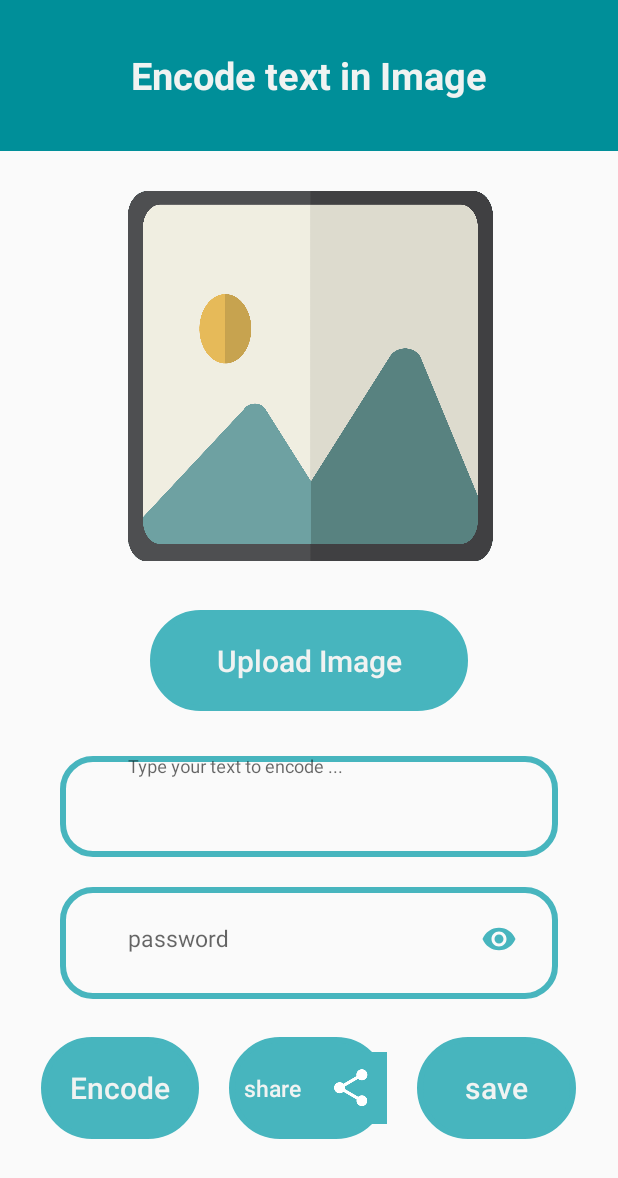
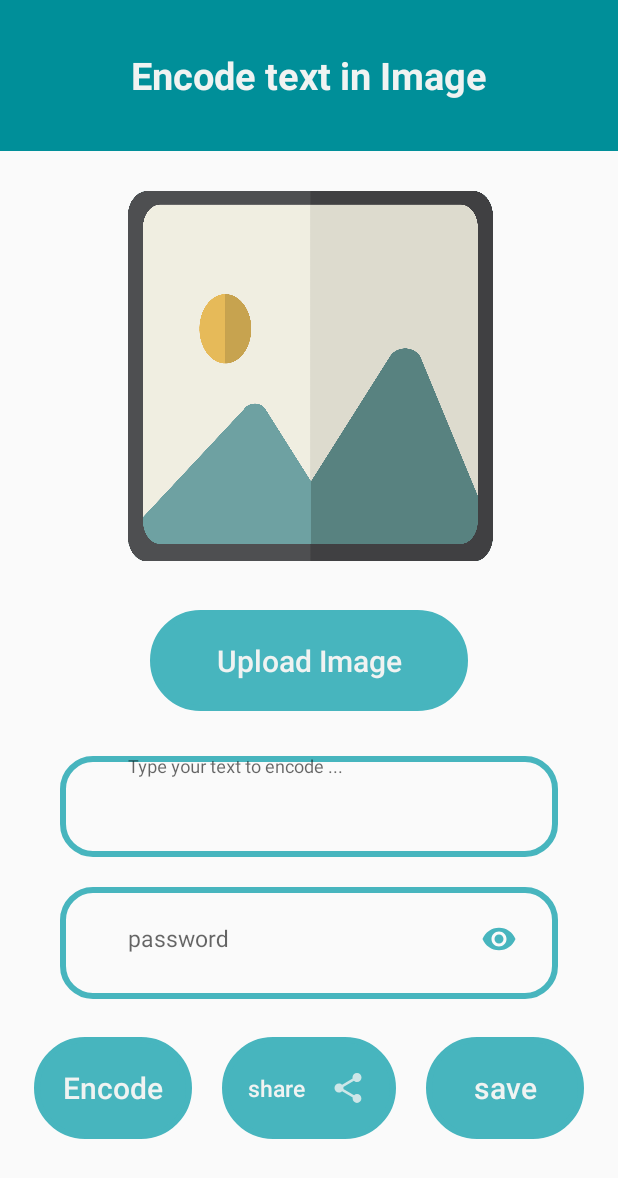
Before and after one commit to doaaessam98/steganography-app, an Android app: the EncodeTextActivity screen opened directly, with no data from a screen before it, on a phone screen of 412 x 824 dp. Shown: the top 1178 px of the screen. Run offline under Robolectric (Android 15) with nearby library versions, the phone set to English and light mode, and no system bars; our stand-ins replace data binding; libraries missing offline, so code that uses them is left out: com.facebook; 1 statement that could not run was skipped.

Commit message:
share button

```diff
--- a/app/src/main/java/com/example/steganography/textInImage/encode/EncodeTextActivity.java
+++ b/app/src/main/java/com/example/steganography/textInImage/encode/EncodeTextActivity.java
@@ -1,7 +1,10 @@
 package com.example.steganography.textInImage.encode;
 
+import android.Manifest;
+import android.app.Activity;
 import android.app.ProgressDialog;
 import android.content.Intent;
+import android.content.pm.PackageManager;
 import android.graphics.Bitmap;
 import android.net.Uri;
 import android.os.Bundle;
@@ -11,6 +14,8 @@
 import android.widget.ImageView;
 import android.widget.Toast;
 
+import androidx.core.app.ActivityCompat;
+import androidx.core.content.ContextCompat;
 import androidx.databinding.DataBindingUtil;
 import androidx.lifecycle.ViewModelProvider;
 
@@ -25,6 +30,8 @@
 import java.io.FileOutputStream;
 import java.io.IOException;
 import java.io.OutputStream;
+import java.util.ArrayList;
+import java.util.List;
 
 public class EncodeTextActivity extends BaseActivity<EncodeViewModel, EncodeTextBinding> implements EncodeActivityNavigator {
     private static final int PICK_IMAGE = 100;
@@ -37,7 +44,7 @@
         super.onCreate(savedInstanceState);
         databinding.setVm(viewModel);
         viewModel.navigator = this;
-        viewModel.checkAndRequestPermissions(this);
+      checkAndRequestPermissions();
 
         databinding.message.setOnFocusChangeListener(new View.OnFocusChangeListener() {
             public void onFocusChange(View v, boolean hasFocus) {
@@ -78,7 +85,6 @@
 
                             encoded_image = result.getEncoded_image();
                             databinding.image.setImageBitmap(encoded_image);
-                            encodedCompleted = true;
                             // databinding.imageNew.setImageBitmap(encoded_image);
                             // whether_encoded.setText("Encoded");
 
@@ -100,7 +106,6 @@
         databinding.saveButton.setOnClickListener(new View.OnClickListener() {
             @Override
             public void onClick(View view) {
-                if (encodedCompleted == true) {
 
                 Thread PerformEncoding = new Thread(new Runnable() {
                     @Override
@@ -108,8 +113,6 @@
                         saveToInternalStorage(encoded_image);
                     }
                 });
-
-
                 save = new ProgressDialog(EncodeTextActivity.this);
                 save.setMessage("Saving, Please Wait...");
                 save.setTitle("Saving Image");
@@ -117,32 +120,46 @@
                 save.setCancelable(false);
                 save.show();
                 PerformEncoding.start();
-                } else {
+            }
+        });
+    }
 
-
+    public void checkAndRequestPermissions() {
+        int permissionWriteStorage = ContextCompat.checkSelfPermission(this,
+                Manifest.permission.WRITE_EXTERNAL_STORAGE);
+        int ReadPermission = ContextCompat.checkSelfPermission(this, Manifest.permission.READ_EXTERNAL_STORAGE);
+        List<String> listPermissionsNeeded = new ArrayList<>();
+        if (ReadPermission != PackageManager.PERMISSION_GRANTED) {
+            listPermissionsNeeded.add(Manifest.permission.READ_EXTERNAL_STORAGE);
+        }
+        if (permissionWriteStorage != PackageManager.PERMISSION_GRANTED) {
+            listPermissionsNeeded.add(Manifest.permission.WRITE_EXTERNAL_STORAGE);
+        }
+        if (!listPermissionsNeeded.isEmpty()) {
+            ActivityCompat.requestPermissions(this, listPermissionsNeeded.toArray(new String[0]), 1);
         }
     }
-        });
 
-    }
-
-
-
-    void saveToInternalStorage(Bitmap bitmapImage) {
+    private void saveToInternalStorage(Bitmap bitmapImage) {
         OutputStream fOut;
         File file = new File(Environment.getExternalStoragePublicDirectory(
-                Environment.DIRECTORY_DOWNLOADS), "steganography" + ".PNG"); // the File to save ,
+                Environment.DIRECTORY_DOWNLOADS), "Encoded" + ".PNG"); // the File to save ,
         try {
             fOut = new FileOutputStream(file);
             bitmapImage.compress(Bitmap.CompressFormat.PNG, 100, fOut); // saving the Bitmap to a file
             fOut.flush(); // Not really required
-            fOut.close(); // do not forget to close the stream
+            fOut.close();
+            save.dismiss();// do not forget to close the stream
+           /* whether_encoded.post(new Runnable() {
+                @Override
+                public void run() {
                     save.dismiss();
+                }
+            });*/
         } catch (FileNotFoundException e) {
             e.printStackTrace();
         } catch (IOException e) {
             e.printStackTrace();
-
         }
     }
     @Override
--- /dev/null
+++ b/app/src/main/res/drawable-anydpi/ic_icon_share.xml
@@ -0,0 +1,11 @@
+<vector xmlns:android="http://schemas.android.com/apk/res/android"
+    android:width="24dp"
+    android:height="24dp"
+    android:viewportWidth="24"
+    android:viewportHeight="24"
+    android:tint="@color/text_color"
+    android:alpha="0.8">
+    <path
+        android:fillColor="#FF000000"
+        android:pathData="M18,16.08c-0.76,0 -1.44,0.3 -1.96,0.77L8.91,12.7c0.05,-0.23 0.09,-0.46 0.09,-0.7s-0.04,-0.47 -0.09,-0.7l7.05,-4.11c0.54,0.5 1.25,0.81 2.04,0.81 1.66,0 3,-1.34 3,-3s-1.34,-3 -3,-3 -3,1.34 -3,3c0,0.24 0.04,0.47 0.09,0.7L8.04,9.81C7.5,9.31 6.79,9 6,9c-1.66,0 -3,1.34 -3,3s1.34,3 3,3c0.79,0 1.5,-0.31 2.04,-0.81l7.12,4.16c-0.05,0.21 -0.08,0.43 -0.08,0.65 0,1.61 1.31,2.92 2.92,2.92 1.61,0 2.92,-1.31 2.92,-2.92s-1.31,-2.92 -2.92,-2.92z"/>
+</vector>
--- a/app/src/main/res/layout/activity_encode_image.xml
+++ b/app/src/main/res/layout/activity_encode_image.xml
@@ -230,9 +230,9 @@
                 android:layout_marginRight="20dp"
                 android:layout_weight="40"
                 android:background="@drawable/upload_image_background"
-                android:drawableRight="@mipmap/share_icon"
+                android:drawableRight="@drawable/ic_icon_share"
                 android:paddingLeft="10dp"
-                android:paddingRight="10dp"
+                android:paddingRight="20dp"
                 android:text="Share"
                 android:textAllCaps="false"
                 android:textColor="@color/text_color"
--- a/app/src/main/res/layout/encode_text.xml
+++ b/app/src/main/res/layout/encode_text.xml
@@ -189,10 +189,11 @@
                     android:layout_width="0dp"
                     android:layout_height="match_parent"
                     android:layout_margin="10dp"
-                    android:layout_weight="30"
+                    android:layout_weight="33"
                     android:background="@drawable/upload_image_background"
-                    android:drawableRight="@mipmap/share_icon"
+                    android:drawableRight="@drawable/ic_icon_share"
                     android:text="share"
+                    android:paddingRight="20dp"
                     android:textColor="@color/text_color"
                     android:textSize="15dp"
               android:textAllCaps="false"
```
Also changed, not shown: app/src/main/java/com/example/steganography/imageInImage/encode/EncodeImageActivity.java (+14 -11 lines), app/src/main/java/com/example/steganography/textInImage/encode/EncodeViewModel.java (+1 -47 lines), app/src/main/res/drawable-hdpi/ic_icon_share.png (added), app/src/main/res/drawable-mdpi/ic_icon_share.png (added), app/src/main/res/drawable-xhdpi/ic_icon_share.png (added), app/src/main/res/drawable-xxhdpi/ic_icon_share.png (added). Lines whose indentation alone changed are shown as unchanged.
